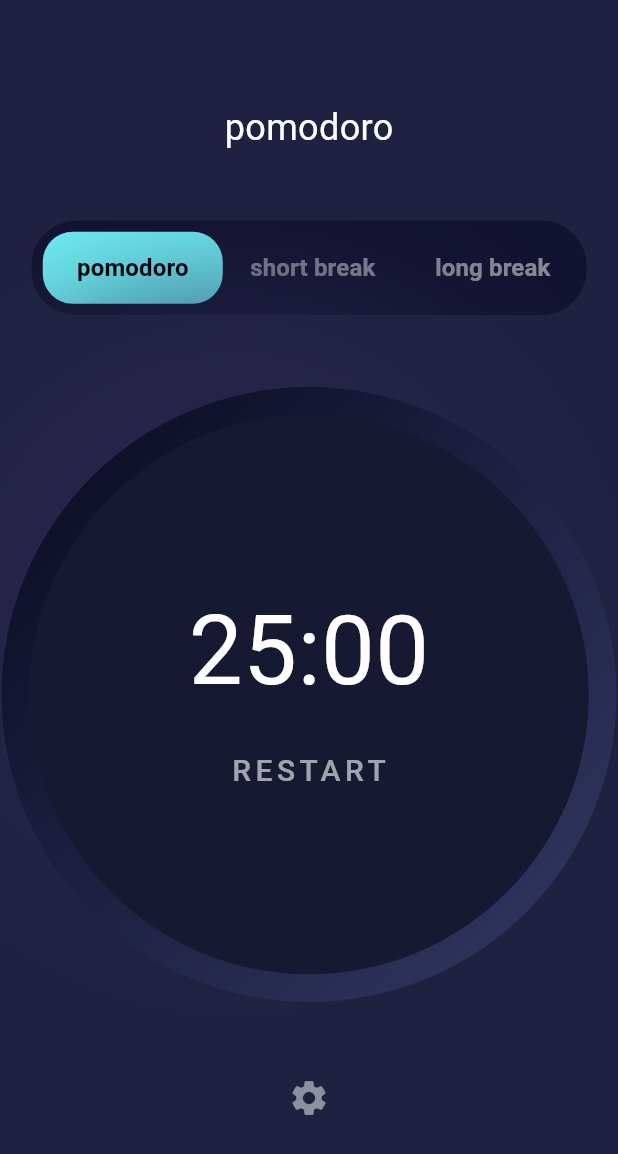
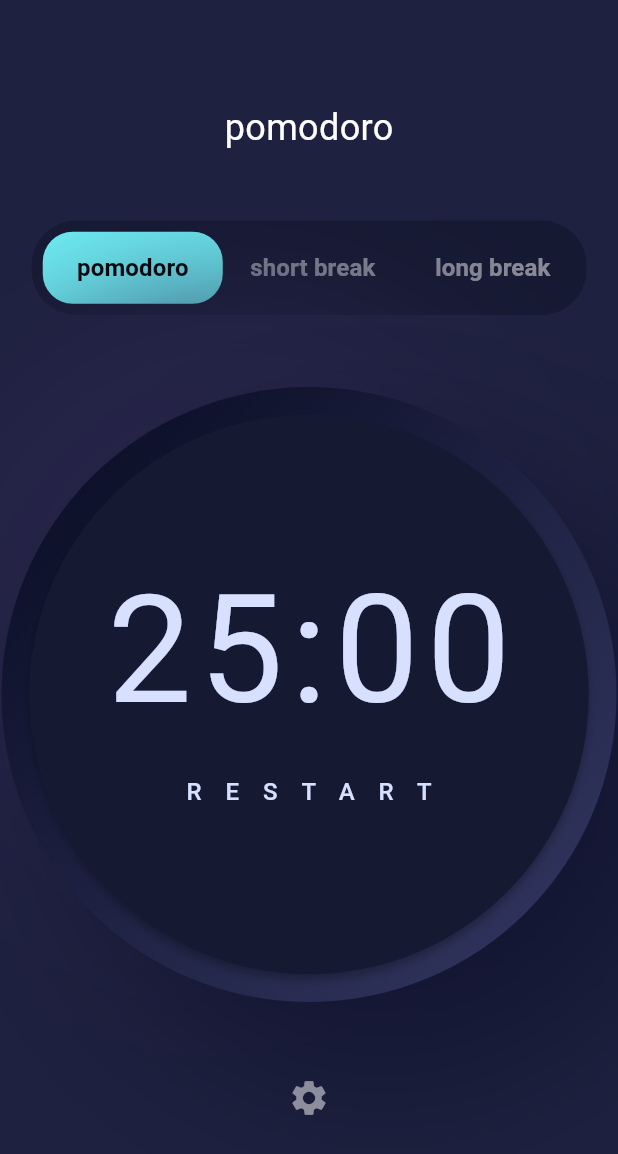
Before and after one commit to TakoCheung/pomodoro, a Flutter app: the screen it shows after launch, after a tap on "pomodoro", on a phone screen of 412 x 824 dp. Shown: the top 1154 px of the screen. Run offline on Flutter 3.47's test engine with Material 3 defaults, Android fonts, the phone set to English and light mode, and no system bars; our stand-ins replace flutter_riverpod; Roboto replaces fonts that are missing (KumbhSans, RobotoSlab, SpaceMono).

Commit message:
added: detail on the timer display

```diff
--- a/flutter_pomodoro_app/lib/component/pomodoro_timer.dart
+++ b/flutter_pomodoro_app/lib/component/pomodoro_timer.dart
@@ -2,6 +2,7 @@ import 'package:flutter/material.dart';
 import 'package:flutter_pomodoro_app/component/timer_display.dart';
 import 'package:flutter_pomodoro_app/component/timer_gearicon_button.dart';
 import 'package:flutter_pomodoro_app/component/timer_mode_switch_ui.dart';
+import 'package:flutter_pomodoro_app/design/app_colors.dart';
 import 'package:flutter_riverpod/flutter_riverpod.dart';
 
 class PomodoroTimerScreen extends ConsumerWidget {
@@ -10,7 +11,7 @@ class PomodoroTimerScreen extends ConsumerWidget {
   @override
   Widget build(BuildContext context, WidgetRef ref) {
     return const Scaffold(
-      backgroundColor: Color(0xFF1E213F),
+      backgroundColor: AppColors.darkBlue,
       body: Center(
         child: Column(
           mainAxisAlignment: MainAxisAlignment.center,
--- a/flutter_pomodoro_app/lib/component/timer_display.dart
+++ b/flutter_pomodoro_app/lib/component/timer_display.dart
@@ -1,4 +1,6 @@
 import 'package:flutter/material.dart';
+import 'package:flutter_pomodoro_app/design/app_colors.dart';
+import 'package:flutter_pomodoro_app/design/app_text_styles.dart';
 import 'package:flutter_pomodoro_app/state/pomodoro_provider.dart';
 import 'package:flutter_riverpod/flutter_riverpod.dart';
 
@@ -21,24 +23,36 @@ class TimerDisplay extends ConsumerWidget {
               decoration: const BoxDecoration(
                   shape: BoxShape.circle,
                   gradient: LinearGradient(
-                      colors: [Color(0xFF0E112A), Color(0xFF2E325A)],
+                      colors: [AppColors.midnightNavy, AppColors.twilightBlue],
                       transform: GradientRotation(0.785398)),
                   boxShadow: [
                     BoxShadow(
-                      color: Color(0xFF27254A),
+                      color: AppColors.shawdowBlue,
                       spreadRadius: 0,
                       blurRadius: 100,
                       offset: Offset(-50, -50),
+                    ),
+                    BoxShadow(
+                      color: AppColors.shawdowDarkBlue,
+                      spreadRadius: 0,
+                      blurRadius: 100,
+                      offset: Offset(50, 50),
                     ),
                   ]),
             ),
             Container(
               width: 373,
               height: 373,
-              decoration: const BoxDecoration(
-                shape: BoxShape.circle,
-                color: Color(0xFF161932),
-              ),
+              decoration: BoxDecoration(
+                  shape: BoxShape.circle,
+                  color: AppColors.darkDarkBlue,
+                  boxShadow: [
+                    BoxShadow(
+                        color: Colors.black.withOpacity(.25),
+                        spreadRadius: 0,
+                        blurRadius: 4,
+                        offset: const Offset(0, 4)),
+                  ]),
             ),
             SizedBox(
               width: 339,
@@ -46,10 +60,11 @@ class TimerDisplay extends ConsumerWidget {
               child: CircularProgressIndicator(
                 strokeAlign: BorderSide.strokeAlignCenter,
                 value: ref.read(timerProvider.notifier).progress(),
-                strokeWidth: 12,
+                strokeWidth: 11,
                 valueColor:
-                    const AlwaysStoppedAnimation<Color>(Color(0xFF70F3F8)),
+                    const AlwaysStoppedAnimation<Color>(AppColors.lightBlue),
                 backgroundColor: Colors.transparent,
+                strokeCap: StrokeCap.round,
               ),
             ),
             // Timer text and button
@@ -58,10 +73,12 @@ class TimerDisplay extends ConsumerWidget {
               children: [
                 Text(
                   ref.read(timerProvider.notifier).timeFormatted(),
-                  style: const TextStyle(
-                    fontSize: 64,
-                    color: Colors.white,
-                    fontFamily: 'SpaceMono',
+                  style: TextStyle(
+                    fontSize: AppTextStyles.h1FontSize,
+                    color: AppColors.lightBlueGray,
+                    letterSpacing: AppTextStyles.h1LetterSpacing,
+                    height: AppTextStyles.h1LineSpacing,
+                    fontFamily: timerState.fontFamily,
                   ),
                 ),
                 const SizedBox(height: 10),
@@ -76,10 +93,11 @@ class TimerDisplay extends ConsumerWidget {
                   child: Text(
                     timerState.isRunning ? 'PAUSE' : 'RESTART',
                     style: TextStyle(
-                      fontSize: 20,
-                      color: Colors.white.withOpacity(0.6),
-                      letterSpacing: 3,
-                    ),
+                        fontSize: AppTextStyles.h3FontSize,
+                        color: AppColors.lightBlueGray,
+                        letterSpacing: AppTextStyles.h3LetterSpacing,
+                        height: AppTextStyles.h3LineSpacing,
+                        fontFamily: timerState.fontFamily),
                   ),
                 ),
               ],
--- a/flutter_pomodoro_app/lib/component/timer_gearicon_button.dart
+++ b/flutter_pomodoro_app/lib/component/timer_gearicon_button.dart
@@ -1,4 +1,5 @@
 import 'package:flutter/material.dart';
+import 'package:flutter_pomodoro_app/component/setting_screen.dart';
 
 class GearIconButton extends StatelessWidget {
   const GearIconButton({super.key});
@@ -12,7 +13,7 @@ class GearIconButton extends StatelessWidget {
         color: Colors.white.withOpacity(0.5),
       ),
       onPressed: () {
-        // Implement the restart timer logic
+        showSettingsDialog(context);
       },
     );
   }
--- a/flutter_pomodoro_app/lib/component/timer_mode_switch.dart
+++ /dev/null
@@ -1,24 +0,0 @@
-import 'package:flutter_pomodoro_app/state/pomodoro_provider.dart';
-
-class TimerModeSwitcher {
-  TimerMode mode;
-
-  TimerModeSwitcher({this.mode = TimerMode.pomodoro});
-
-  int getInitialDuration() {
-    switch (mode) {
-      case TimerMode.pomodoro:
-        return 1500; // 25 minutes
-      case TimerMode.shortBreak:
-        return 300; // 5 minutes
-      case TimerMode.longBreak:
-        return 900; // 15 minutes
-      default:
-        return 1500;
-    }
-  }
-
-  void setMode(TimerMode newMode) {
-    mode = newMode;
-  }
-}
--- a/flutter_pomodoro_app/lib/component/timer_mode_switch_ui.dart
+++ b/flutter_pomodoro_app/lib/component/timer_mode_switch_ui.dart
@@ -1,4 +1,5 @@
 import 'package:flutter/material.dart';
+import 'package:flutter_pomodoro_app/design/app_colors.dart';
 import 'package:flutter_pomodoro_app/state/pomodoro_provider.dart';
 import 'package:flutter_riverpod/flutter_riverpod.dart';
 
@@ -12,7 +13,7 @@ class TimerModeSwitcherUI extends ConsumerWidget {
 
     return Container(
       decoration: BoxDecoration(
-        color: const Color(0xFF121330),
+        color: AppColors.cobalt,
         borderRadius: BorderRadius.circular(30),
       ),
       padding: const EdgeInsets.all(7.5),
@@ -55,7 +56,7 @@ class TimerModeSwitcherUI extends ConsumerWidget {
         child: TextButton(
           onPressed: onPressed,
           style: TextButton.styleFrom(
-            backgroundColor: isActive ? const Color(0xFF70F3F8) : Colors.transparent,
+            backgroundColor: isActive ? AppColors.lightBlue : Colors.transparent,
             maximumSize: const Size(120, 48),
             minimumSize: const Size(120, 48),
             shape: RoundedRectangleBorder(
--- /dev/null
+++ b/flutter_pomodoro_app/lib/design/app_colors.dart
@@ -0,0 +1,17 @@
+import 'package:flutter/material.dart';
+
+class AppColors {
+  static const Color lightPurle = Color(0xFFD881F8);
+  static const Color lightBlue = Color(0xFF70F3F8);
+  static const Color orangeRed = Color(0xFFF87070);
+  static const Color lightBlueGray = Color(0xFFD7E0FF);
+  static const Color darkBlue = Color(0xFF1E213F);
+  static const Color darkDarkBlue = Color(0xFF161932);
+  static const Color lightGray = Color(0xFFEFF1FA);
+  static const Color midnightNavy = Color(0xFF0E112A);
+  static const Color twilightBlue = Color(0xFF2E325A);
+  static const Color shawdowBlue = Color(0xFF27254A);
+  static const Color shawdowDarkBlue = Color(0xFF121530);
+  static const Color cobalt =Color(0xFF161932);
+  static const Color backgroundColor = Color(0xFF1E1E2E);
+}
--- /dev/null
+++ b/flutter_pomodoro_app/lib/design/app_text_styles.dart
@@ -0,0 +1,28 @@
+class AppTextStyles {
+
+  static const double h1FontSize = 100;
+  static const double h2FontSize = 28;
+  static const double h3FontSize = 16;
+  static const double h4FontSize = 13;
+  static const double bodyFontSize = 14;
+  static const double body2FontSize = 12;
+
+  static const double h1LetterSpacing = 5;
+  static const double h2LetterSpacing = 28;
+  static const double h3LetterSpacing = 16;
+  static const double h4LetterSpacing = 13;
+  static const double bodyLetterSpacing = 14;
+  static const double body2LetterSpacing = 12;
+
+  static const double h1LineSpacing = 1.2;
+  static const double h2LineSpacing = 1.214;
+  static const double h3LineSpacing = 1.1875;
+  static const double h4LineSpacing = 1.231;
+  static const double bodyLineSpacing = 1.29;
+  static const double body2LineSpacing = 1.17;
+
+  static const String kumbhSans = 'KumbhSans';
+  static const String robotoSlab = 'RobotoSlab';
+  static const String spaceMono = 'SpaceMono';
+
+}
--- a/flutter_pomodoro_app/lib/main.dart
+++ b/flutter_pomodoro_app/lib/main.dart
@@ -3,23 +3,16 @@ import 'package:flutter_pomodoro_app/component/pomodoro_timer.dart';
 import 'package:flutter_riverpod/flutter_riverpod.dart';
 
 void main() {
-  runApp(ProviderScope(child: MyApp()));
+  runApp(const ProviderScope(child: MyApp()));
 }
 
 class MyApp extends StatelessWidget {
+  const MyApp({super.key});
+
   @override
   Widget build(BuildContext context) {
-    return MaterialApp(
-      theme: ThemeData.dark().copyWith(
-        textTheme: const TextTheme(
-          displayLarge: TextStyle(
-              fontSize: 100,
-              fontWeight: FontWeight.bold,
-              color: Colors.white,
-              fontFamily: 'KumbhSans'),
-        ),
-      ),
-      home: const PomodoroTimerScreen()
+    return const MaterialApp(
+      home: PomodoroTimerScreen()
     );
   }
 }
--- a/flutter_pomodoro_app/lib/state/pomodoro_provider.dart
+++ b/flutter_pomodoro_app/lib/state/pomodoro_provider.dart
@@ -1,51 +1,71 @@
 import 'dart:async';
 
-import 'package:flutter_pomodoro_app/component/timer_mode_switch.dart';
+import 'package:flutter_pomodoro_app/design/app_text_styles.dart';
 import 'package:flutter_riverpod/flutter_riverpod.dart';
 
 final timerProvider = StateNotifierProvider<TimerNotifier, TimerState>((ref) {
   return TimerNotifier();
 });
+
 enum TimerMode {
   pomodoro,
   shortBreak,
   longBreak,
 }
 
+const int pomodoroDefaut = 1500;
+const int longBreakDefaut = 900;
+const int shortBreakDefaut = 600;
+const int sixty = 60;
+
 class TimerState {
   final int timeRemaining;
   final bool isRunning;
   final TimerMode mode;
+  final int initPomodoro;
+  final int initShortBreak;
+  final int initLongBreak;
+  final String fontFamily;
 
-
-  TimerState({
-    required this.timeRemaining,
+  TimerState(
+      {required this.timeRemaining,
       required this.isRunning,
       required this.mode,
-  });
+      required this.initLongBreak,
+      required this.initShortBreak,
+      required this.initPomodoro,
+      required this.fontFamily});
 
-  TimerState copyWith({
-    int? timeRemaining,
+  TimerState copyWith(
+      {int? timeRemaining,
       bool? isRunning,
       TimerMode? mode,
-  }) {
+      int? initLongBreak,
+      int? initPomodoro,
+      int? initShortBreak,
+      String? fontFamily}) {
     return TimerState(
         timeRemaining: timeRemaining ?? this.timeRemaining,
         isRunning: isRunning ?? this.isRunning,
         mode: mode ?? this.mode,
-    );
+        initLongBreak: initLongBreak ?? longBreakDefaut,
+        initPomodoro: initPomodoro ?? pomodoroDefaut,
+        initShortBreak: initShortBreak ?? shortBreakDefaut,
+        fontFamily: fontFamily ?? AppTextStyles.kumbhSans);
   }
 }
 
 class TimerNotifier extends StateNotifier<TimerState> {
-  final TimerModeSwitcher _modeSwitcher = TimerModeSwitcher();
-
   TimerNotifier()
       : super(TimerState(
-          timeRemaining: 1500, // Default to 25 minutes (1500 seconds)
+            timeRemaining:
+                pomodoroDefaut,
             isRunning: false,
             mode: TimerMode.pomodoro,
-        ));
+            initLongBreak: longBreakDefaut,
+            initPomodoro: pomodoroDefaut,
+            initShortBreak: shortBreakDefaut,
+            fontFamily: AppTextStyles.kumbhSans));
 
   void startTimer() {
     Timer.periodic(const Duration(seconds: 1), (timer) {
@@ -75,21 +95,45 @@ class TimerNotifier extends StateNotifier<TimerState> {
   }
 
   void setMode(TimerMode mode) {
-    _modeSwitcher.setMode(mode);
     state = state.copyWith(
       mode: mode,
-      timeRemaining: _modeSwitcher.getInitialDuration(),
+      timeRemaining: getInitialDuration(),
       isRunning: false,
     );
   }
 
-  double progress(){
-    return state.timeRemaining % 60 / 60;
+  double progress() {
+    return state.timeRemaining % sixty / sixty;
   }
 
   String timeFormatted() {
-    final minutes = (state.timeRemaining ~/ 60).toString().padLeft(2, '0');
-    final secs = (state.timeRemaining % 60).toString().padLeft(2, '0');
+    final minutes = (state.timeRemaining ~/ sixty).toString().padLeft(2, '0');
+    final secs = (state.timeRemaining % sixty).toString().padLeft(2, '0');
     return '$minutes:$secs';
   }
+
+  int getInitialDuration() {
+    switch (state.mode) {
+      case TimerMode.pomodoro:
+        return state.initPomodoro;
+      case TimerMode.shortBreak:
+        return state.initShortBreak;
+      case TimerMode.longBreak:
+        return state.initLongBreak;
+      default:
+        return state.initPomodoro;
     }
+  }
+
+  updatePomodoroDuration(int value) {
+    state = state.copyWith(initPomodoro: value);
+  }
+
+  updateShortBreakDuration(int value) {
+    state = state.copyWith(initShortBreak: value);
+  }
+
+  updateLongBreakDuration(int value) {
+    state = state.copyWith(initLongBreak: value);
+  }
+}
```
Also changed, not shown: flutter_pomodoro_app/lib/component/setting_screen.dart (added, +152 -0 lines), flutter_pomodoro_app/lib/component/timer_screen.dart (deleted, +0 -118 lines), flutter_pomodoro_app/lib/constant/design.dart (deleted, +0 -62 lines), flutter_pomodoro_app/lib/state/theme_data.dart (deleted, +0 -87 lines). Lines whose indentation alone changed are shown as unchanged.
